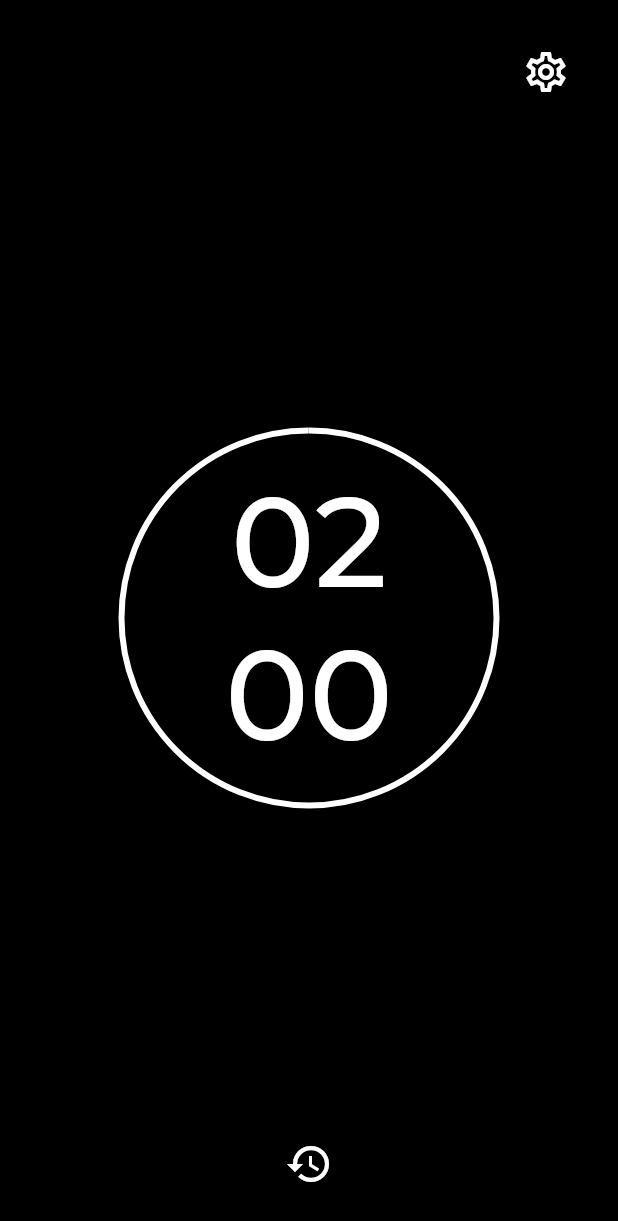
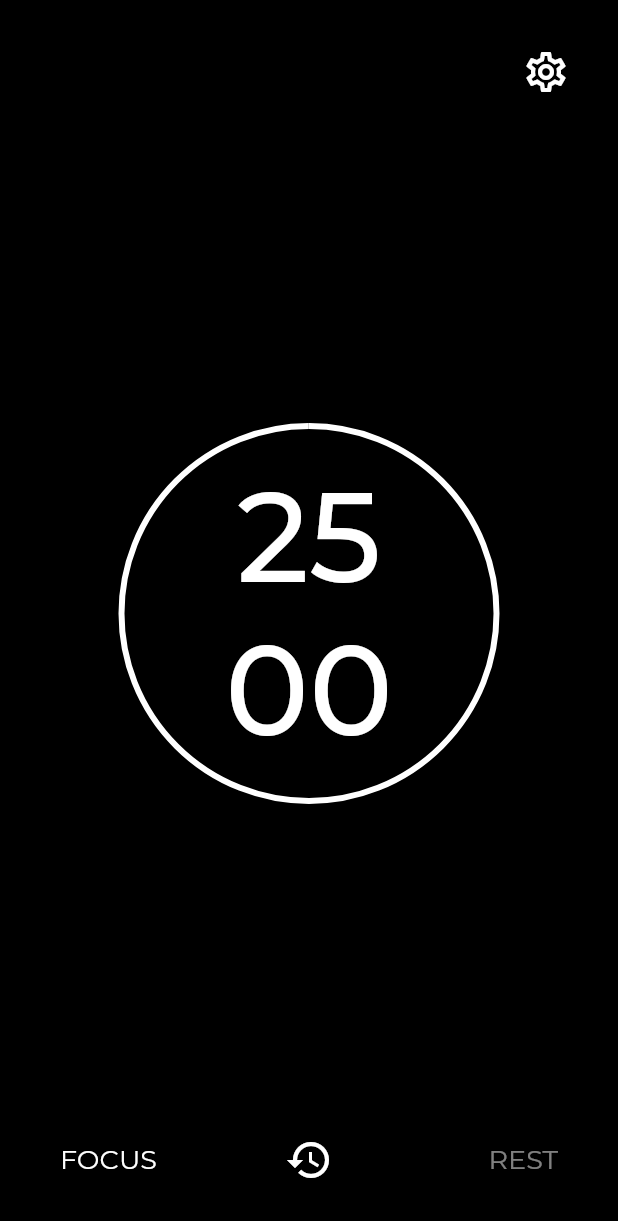
Before and after one commit to VictorDouglasFernandes/pomodoro_to_do_app, a Flutter app: the screen it shows after launch, on a phone screen of 412 x 824 dp. Shown: the top 1221 px of the screen. Run offline on Flutter 3.47's test engine with Material 2 defaults, Android fonts, the phone set to English and light mode, and no system bars; our stand-ins replace flutter_local_notifications, flutter_mobx, mobx; generated files the repository leaves out were written again; project files that could hold a hidden picture were left out.

```diff
--- a/lib/main.dart
+++ b/lib/main.dart
@@ -1,7 +1,10 @@
 import 'package:flutter/material.dart';
 import 'package:pomodoro_to_do_app/src/features/home/view/home_page.dart';
+import 'package:pomodoro_to_do_app/src/features/notification/services/notification_service.dart';
 
-void main() {
+void main() async {
+  WidgetsFlutterBinding.ensureInitialized();
+  await NotificationService().init();
   runApp(const MyApp());
 }
 
@@ -11,9 +14,13 @@ class MyApp extends StatelessWidget {
   // This widget is the root of your application.
   @override
   Widget build(BuildContext context) {
-    return const MaterialApp(
+    return MaterialApp(
       title: 'Pomodoro To Do App',
-      home: HomePage(),
+      initialRoute: 'home',
+      routes: {
+        'home': (_) => const HomePage(),
+        //'settings': (_) => const SettingsPage(),
+      },
     );
   }
 }
--- a/lib/src/commons/text_styles.dart
+++ b/lib/src/commons/text_styles.dart
@@ -7,3 +7,10 @@ const TextStyle montserrat84MediumWhite = TextStyle(
   fontWeight: FontWeight.w500,
   color: Palette.white,
 );
+
+const TextStyle montserrat18RegularWhite = TextStyle(
+  fontFamily: 'Montserrat',
+  fontSize: 18.0,
+  fontWeight: FontWeight.w400,
+  color: Palette.white,
+);
--- /dev/null
+++ b/lib/src/features/home/entities/enums/clock_status.dart
@@ -0,0 +1,4 @@
+enum ClockType {
+  FOCUS,
+  REST,
+}
--- a/lib/src/features/home/view/home_page_body.dart
+++ b/lib/src/features/home/view/home_page_body.dart
@@ -3,6 +3,7 @@ import 'package:flutter_mobx/flutter_mobx.dart';
 import 'package:pomodoro_to_do_app/src/commons/palette.dart';
 import 'package:pomodoro_to_do_app/src/commons/text_styles.dart';
 import 'package:pomodoro_to_do_app/src/features/home/controllers/home_controller.dart';
+import 'package:pomodoro_to_do_app/src/features/home/entities/enums/clock_status.dart';
 import 'package:pomodoro_to_do_app/src/features/home/entities/enums/time_type.dart';
 
 class HomePageBody extends StatefulWidget {
@@ -23,14 +24,14 @@ class _HomePageBodyState extends State<HomePageBody> {
   @override
   Widget build(BuildContext context) {
     return Padding(
-      padding: const EdgeInsets.fromLTRB(32.0, 32.0, 32.0, 32.0),
+      padding: const EdgeInsets.all(32.0),
       child: Column(
         mainAxisAlignment: MainAxisAlignment.spaceBetween,
         crossAxisAlignment: CrossAxisAlignment.stretch,
         children: [
           _buildConfigureIcon(),
           _buildActionClock(),
-          _buildRestartButton()
+          _buildStateButtons(),
         ],
       ),
     );
@@ -44,9 +45,7 @@ class _HomePageBodyState extends State<HomePageBody> {
           color: Colors.transparent,
           child: InkWell(
             splashColor: Palette.main,
-            onTap: () {
-              print('Settings');
-            },
+            onTap: _onTapConfigureIcon,
             child: const Icon(
               Icons.settings_outlined,
               size: 32.0,
@@ -56,6 +55,10 @@ class _HomePageBodyState extends State<HomePageBody> {
         ),
       ],
     );
+  }
+
+  void _onTapConfigureIcon() {
+    //Navigator.pushNamed(context, 'settings');
   }
 
   Widget _buildActionClock() {
@@ -119,10 +122,13 @@ class _HomePageBodyState extends State<HomePageBody> {
     }
   }
 
-  Widget _buildRestartButton() {
+  Widget _buildStateButtons() {
     return Row(
-      mainAxisAlignment: MainAxisAlignment.center,
+      mainAxisAlignment: MainAxisAlignment.spaceBetween,
       children: [
+        Expanded(
+          child: _buildFocusButton(),
+        ),
         Visibility(
           child: Material(
             color: Colors.transparent,
@@ -137,6 +143,9 @@ class _HomePageBodyState extends State<HomePageBody> {
             ),
           ),
         ),
+        Expanded(
+          child: _buildRestButton(),
+        ),
       ],
     );
   }
@@ -145,4 +154,57 @@ class _HomePageBodyState extends State<HomePageBody> {
     _controller.stopTimer();
     _controller.restartTimer();
   }
+
+  Widget _buildFocusButton() {
+    return Observer(builder: (_) {
+      return Material(
+        color: Colors.transparent,
+        child: InkWell(
+          onTap: _onTapFocus,
+          child: Container(
+            padding: const EdgeInsets.all(8.0),
+            child: Text(
+              'FOCUS',
+              style: montserrat18RegularWhite.copyWith(
+                color: _getButtonColor(ClockType.FOCUS),
+              ),
+            ),
+          ),
+        ),
+      );
+    });
+  }
+
+  Color _getButtonColor(ClockType type) {
+    return Palette.white.withOpacity(_controller.type == type ? 1 : 0.5);
+  }
+
+  void _onTapFocus() {
+    _controller.setType(ClockType.FOCUS);
+  }
+
+  Widget _buildRestButton() {
+    return Observer(builder: (_) {
+      return Material(
+        color: Colors.transparent,
+        child: InkWell(
+          onTap: _onTapRest,
+          child: Container(
+            padding: const EdgeInsets.all(8.0),
+            child: Text(
+              'REST',
+              style: montserrat18RegularWhite.copyWith(
+                color: _getButtonColor(ClockType.REST),
+              ),
+              textAlign: TextAlign.end,
+            ),
+          ),
+        ),
+      );
+    });
+  }
+
+  void _onTapRest() {
+    _controller.setType(ClockType.REST);
+  }
 }
--- a/pubspec.yaml
+++ b/pubspec.yaml
@@ -37,6 +37,7 @@ dependencies:
 
   mobx: ^2.0.7
   flutter_mobx: ^2.0.6+1
+  flutter_local_notifications: ^9.7.0
 
 dev_dependencies:
   flutter_test:
```
Also changed, not shown: lib/src/features/home/controllers/home_controller.dart (+50 -7 lines), lib/src/features/notification/services/notification_service.dart (added, +49 -0 lines), pubspec.lock, 1 other file.
